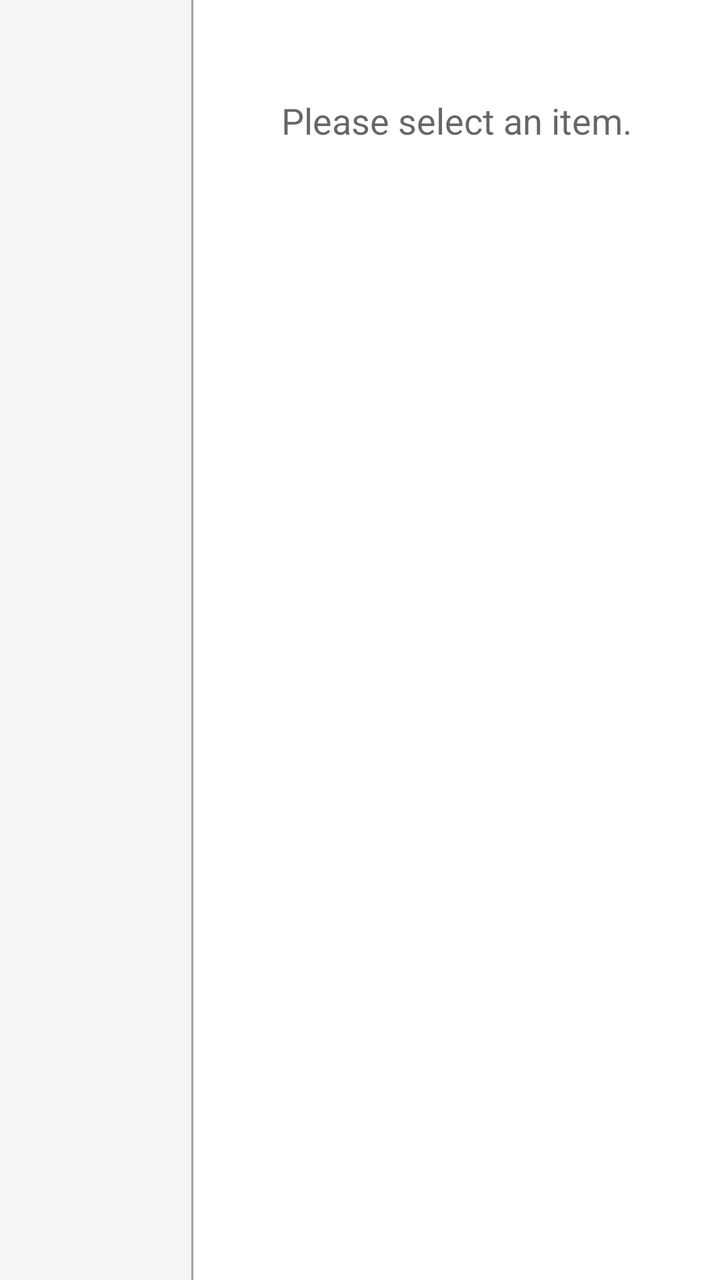
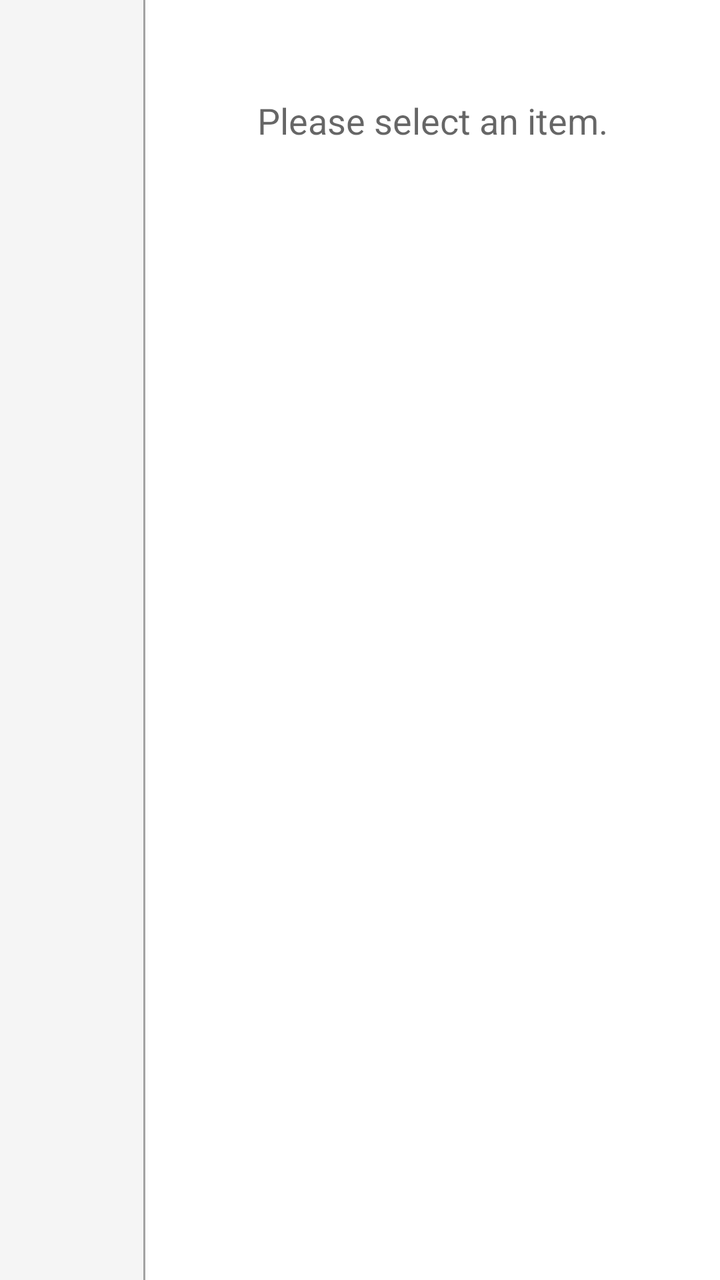

The first picture is an Android layout as it rendered before a commit; the second is the same layout after the commit. The layout source and the unified diff follow.
<!-- AndroidManifest.xml: application theme Theme.SurveyingApp -->
<!-- res/layout/layout_twopane.xml -->
<?xml version="1.0" encoding="utf-8"?>
<LinearLayout xmlns:android="http://schemas.android.com/apk/res/android"
    android:layout_width="match_parent"
    android:layout_height="match_parent"
    android:orientation="horizontal">

    
    <LinearLayout
        android:layout_width="0dp"
        android:layout_height="match_parent"
        android:layout_weight="0.8"
        android:orientation="vertical"
        android:background="@color/dev_panel_bg"
        android:elevation="2dp">

        <androidx.recyclerview.widget.RecyclerView
            android:id="@+id/categoriesRecycler"
            android:layout_width="match_parent"
            android:layout_height="match_parent"
            android:clipToPadding="false" />
    </LinearLayout>

    <View
        android:layout_width="1dp"
        android:layout_height="match_parent"
        android:background="@android:color/darker_gray" />

    
    <ScrollView
        android:layout_width="0dp"
        android:layout_height="match_parent"
        android:layout_weight="2.2">

        <LinearLayout
            android:id="@+id/twopane_content_container"
            android:layout_width="match_parent"
            android:layout_height="wrap_content"
            android:orientation="vertical"
            android:padding="16dp">

            <TextView
                android:id="@+id/twopane_header"
                android:layout_width="match_parent"
                android:layout_height="wrap_content"
                android:textStyle="bold"
                android:textSize="20sp"
                android:paddingBottom="12dp"
                android:textColor="@android:color/black"
                android:visibility="gone" />

            <TextView
                android:id="@+id/twopane_placeholder"
                android:layout_width="match_parent"
                android:layout_height="wrap_content"
                android:text="@string/twopane_placeholder_select"
                android:textAppearance="@style/TextAppearance.AppCompat.Medium"
                android:gravity="center"
                android:layout_marginTop="32dp" />
        </LinearLayout>
    </ScrollView>
</LinearLayout>
<!-- resources referenced by this layout -->
<resources>
  <color name="dev_panel_bg">#F5F5F5</color>
  <string name="twopane_placeholder_select">Please select an item.</string>
  <style name="Theme.SurveyingApp" parent="Theme.MaterialComponents.DayNight.DarkActionBar">
          
          <item name="colorPrimary">@color/purple_500</item>
          <item name="colorPrimaryVariant">@color/purple_700</item>
          <item name="colorOnPrimary">@color/white</item>
          
          <item name="colorSecondary">@color/teal_200</item>
          <item name="colorSecondaryVariant">@color/teal_700</item>
          <item name="colorOnSecondary">@color/black</item>
          
          <item name="android:statusBarColor">?attr/colorPrimaryVariant</item>
          
      </style>
  <color name="purple_500">#FF6200EE</color>
  <color name="purple_700">#FF3700B3</color>
  <color name="white">#FFFFFFFF</color>
  <color name="teal_200">#FF03DAC5</color>
  <color name="teal_700">#FF018786</color>
  <color name="black">#FF000000</color>
</resources>

<!-- the commit's change to res/layout/layout_twopane.xml (unified diff, before → after) -->
@@ -8,7 +8,7 @@
     <LinearLayout
         android:layout_width="0dp"
         android:layout_height="match_parent"
-        android:layout_weight="0.8"
+        android:layout_weight="1"
         android:orientation="vertical"
         android:background="@color/dev_panel_bg"
         android:elevation="2dp">
@@ -29,7 +29,7 @@
     <ScrollView
         android:layout_width="0dp"
         android:layout_height="match_parent"
-        android:layout_weight="2.2">
+        android:layout_weight="4">
 
         <LinearLayout
             android:id="@+id/twopane_content_container"
